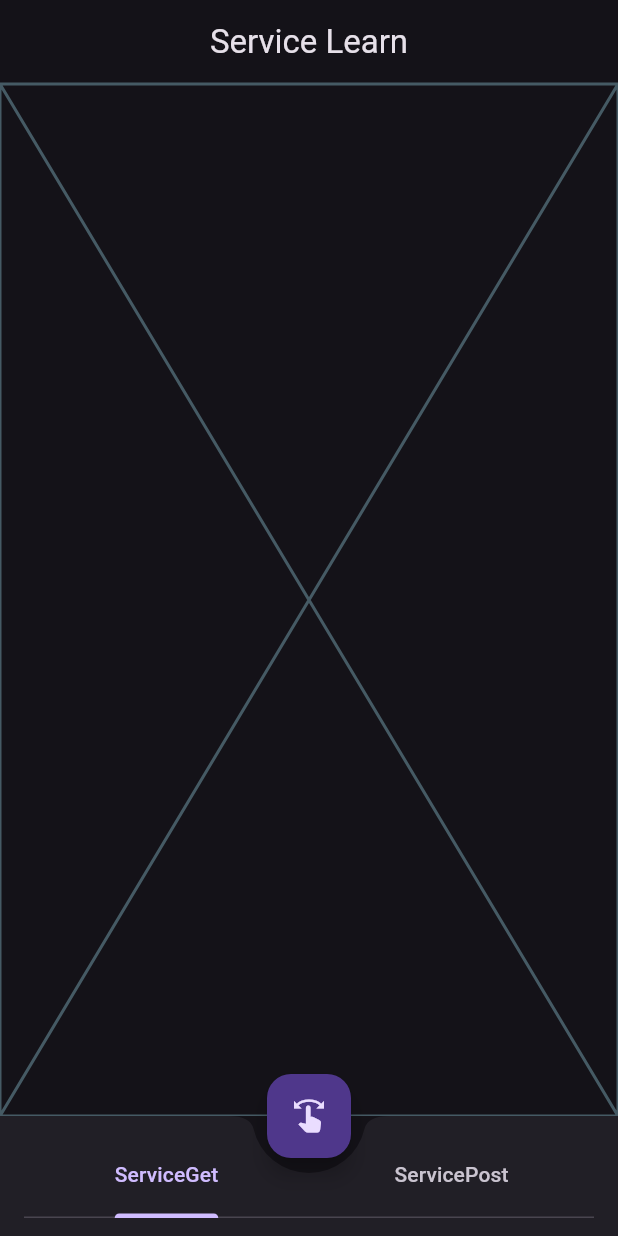
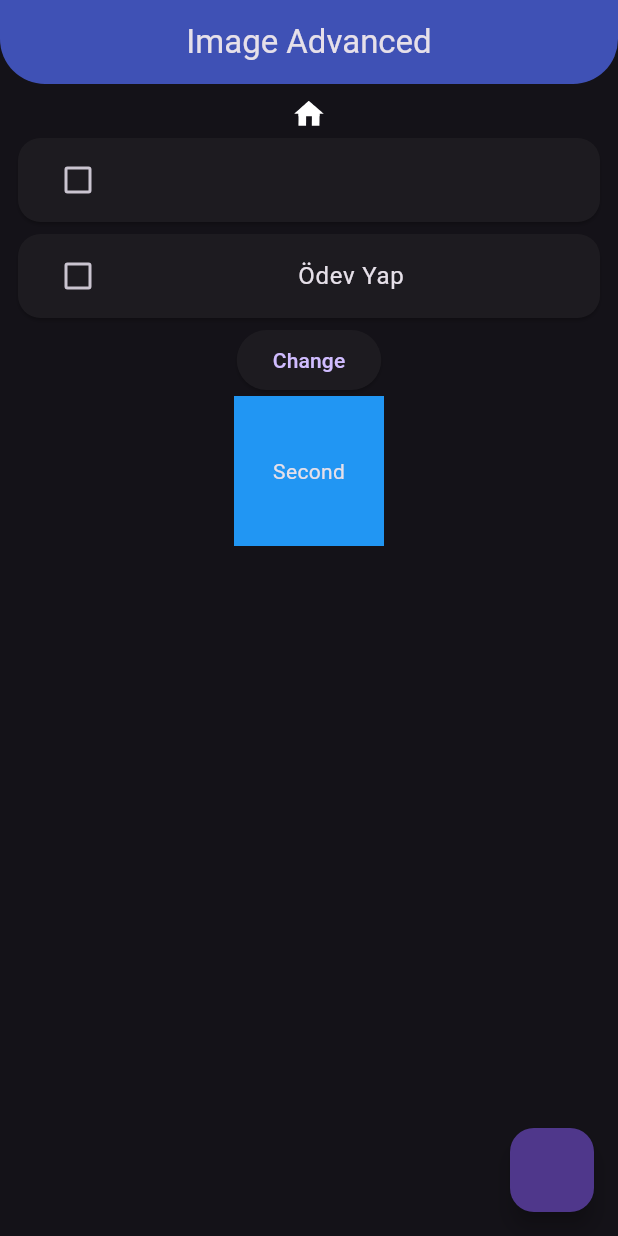
Before and after one commit to Furkanncm/Flutter-Learn, a Flutter app: the screen it shows after launch, on a phone screen of 412 x 824 dp. Run offline on Flutter 3.47's test engine with Material 3 defaults, Android fonts, the phone set to English and light mode, and no system bars; our stand-ins replace dio.

Commit message:
chore: Animateed learned & Update network manager in ServiceLearn to use base URL

```diff
--- /dev/null
+++ b/furkann/lib/202/image_learn_advance.dart
@@ -0,0 +1,137 @@
+import 'package:flutter/material.dart';
+import 'package:flutter/services.dart';
+import 'package:furkann/101/randomPage.dart';
+
+class ImageAdvanced extends StatefulWidget {
+  const ImageAdvanced({super.key});
+
+  @override
+  State<ImageAdvanced> createState() => ImageAdvancedState();
+}
+
+class ImageAdvancedState extends State<ImageAdvanced>
+    with TickerProviderStateMixin {
+  late AnimationController _controller;
+  bool _isVisible = false;
+  bool _isOpacity = false;
+  bool _isComplete = false;
+  bool _isComplete2 = false;
+
+  void _changeVisibility() {
+    setState(() {
+      _isVisible = !_isVisible;
+      _controller.animateTo(_isVisible ? 1 : 0);
+    });
+  }
+
+  void _changeOpacity() {
+    setState(() {
+      _isOpacity = !_isOpacity;
+    });
+  }
+
+  @override
+  void initState() {
+    super.initState();
+    _controller =
+        AnimationController(vsync: this, duration: DurationUtils()._duration);
+  }
+
+  @override
+  Widget build(BuildContext context) {
+    return Scaffold(
+      appBar: AppBar(title: const Text('Image Advanced')),
+      body: Padding(
+        padding: const EdgeInsets.all(8.0),
+        child: Column(
+          children: [
+            //_ImageEnum.indir.getImage(),
+            //_ImageEnum.dog.getImage(),
+            AnimatedIcon(icon: AnimatedIcons.home_menu, progress: _controller),
+
+            Card(
+              child: ListTile(
+                leading: Checkbox.adaptive(
+                    value: _isComplete,
+                    onChanged: (bool? isCompleted) {
+                      setState(() {
+                        _isComplete = isCompleted ?? false;
+                        _changeOpacity();
+                      });
+                    }),
+                title: AnimatedOpacity(
+                  opacity: _isOpacity ? 1 : 0,
+                  duration: DurationUtils()._duration,
+                  child: Text("Furkan"),
+                ),
+              ),
+            ),
+            Card(
+                child: ListTile(
+              title: AnimatedSwitcher(
+                key: ValueKey<bool>(_isComplete2),
+                duration: DurationUtils()._duration,
+                child: Text(
+                  "Ödev Yap",
+                  style: TextStyle(
+                    decoration: _isComplete2
+                        ? TextDecoration.lineThrough
+                        : TextDecoration.none,
+                  ),
+                ),
+              ),
+              leading: Checkbox.adaptive(
+                  value: _isComplete2,
+                  onChanged: (bool? isCompleted) {
+                    setState(() {
+                      _isComplete2 = isCompleted ?? false;
+                    });
+                  }),
+            )),
+            ElevatedButton(
+                onPressed: () {
+                  _changeOpacity();
+                },
+                child: Text("Change")),
+            // AnimatedCrossFade with different widgets to prevent infinite loop
+            AnimatedCrossFade(
+              firstChild: Container(
+                color: Colors.red,
+                width: 100,
+                height: 100,
+                child: Center(child: Text('First')),
+              ),
+              secondChild: Container(
+                color: Colors.blue,
+                width: 100,
+                height: 100,
+                child: Center(child: Text('Second')),
+              ),
+              crossFadeState: (_isVisible
+                  ? CrossFadeState.showFirst
+                  : CrossFadeState.showSecond),
+              duration: DurationUtils()._duration,
+            )
+          ],
+        ),
+      ),
+      floatingActionButton: FloatingActionButton(
+        onPressed: () {
+          _changeVisibility();
+        },
+      ),
+    );
+  }
+}
+
+enum _ImageEnum { indir, dog }
+
+extension _ImageExtension on _ImageEnum {
+  Widget getImage() {
+    return Image.asset("asset/${name}.png"); // Correct path
+  }
+}
+
+class DurationUtils {
+  final Duration _duration = Duration(seconds: 3);
+}
--- a/furkann/lib/202/model_learn.dart
+++ b/furkann/lib/202/model_learn.dart
@@ -1,5 +1,3 @@
-import 'package:flutter/material.dart';
-
 class PostModel12 {
    int _UserId;
    int _id;
--- a/furkann/lib/202/service/comment_learn_view.dart
+++ b/furkann/lib/202/service/comment_learn_view.dart
@@ -39,9 +39,9 @@ class _CommentLearnViewState extends State<CommentLearnView> {
     return Scaffold(
       appBar: AppBar(),
       body: _isLoading
-          ? Center(child: CircularProgressIndicator())
+          ? const Center(child: CircularProgressIndicator())
           : _items == null
-              ? Center(child: Text("No data found"))
+              ? const Center(child: Text("No data found"))
               : ListView.builder(
                   itemCount: 1,
                   itemBuilder: (context, index) {
--- a/furkann/lib/202/service/service_get_view.dart
+++ b/furkann/lib/202/service/service_get_view.dart
@@ -42,13 +42,13 @@ class _ServiceLearnState extends State<ServiceLearn> {
   Widget build(BuildContext context) {
     return Scaffold(
       appBar: AppBar(
-        title: _isLoading ? Text("Furkan") : Text("Service Learn"),
+        title: _isLoading ?const Text("Furkan") :const Text("Service Learn"),
         actions: [
-          _isLoading ? CircularProgressIndicator.adaptive() : SizedBox.shrink()
+          _isLoading ? const CircularProgressIndicator.adaptive() : const SizedBox.shrink()
         ],
       ),
       body: _items == null
-          ? Placeholder()
+          ? const Placeholder()
           : Padding(
               padding: const EdgeInsets.all(8.0),
               child: ListView.builder(
--- a/furkann/lib/202/service/service_view.dart
+++ b/furkann/lib/202/service/service_view.dart
@@ -1,6 +1,4 @@
 import 'package:flutter/material.dart';
-import 'package:furkann/202/service/comment_learn_view.dart';
-
 import 'package:furkann/202/service/service_get_view.dart';
 import 'package:furkann/202/service/service_post_view.dart';
 
@@ -29,8 +27,8 @@ class _ServiceViewState extends State<ServiceView>
         child: Scaffold(
           body: TabBarView(
             controller: _kontroller,
-            physics: NeverScrollableScrollPhysics(),
-            children: [ServiceLearn(), ServicePostModel()],
+            physics: const NeverScrollableScrollPhysics(),
+            children: const [ServiceLearn(), ServicePostModel()],
           ),
           floatingActionButton: FloatingActionButton(
             onPressed: () {
@@ -40,7 +38,7 @@ class _ServiceViewState extends State<ServiceView>
                 _kontroller.animateTo(1);
               }
             },
-            child: Icon(Icons.swipe),
+            child: const Icon(Icons.swipe),
           ),
           floatingActionButtonLocation:
               FloatingActionButtonLocation.centerDocked,
--- a/furkann/lib/product/main.dart
+++ b/furkann/lib/product/main.dart
@@ -1,39 +1,11 @@
-// ignore_for_file: unused_import
-
 import 'package:flutter/material.dart';
 import 'package:flutter/services.dart';
-import 'package:furkann/101/appBar.dart';
-import 'package:furkann/101/button.dart';
-import 'package:furkann/101/card.dart';
-import 'package:furkann/101/color_picker.dart';
-import 'package:furkann/101/customTextField.dart';
-import 'package:furkann/101/custom_widget.dart';
-import 'package:furkann/101/food.dart';
-import 'package:furkann/101/lifeCycle_learn.dart';
-import 'package:furkann/101/listView_learn.dart';
-import 'package:furkann/101/mainFood.dart';
-import 'package:furkann/101/pageView_learn.dart';
-import 'package:furkann/101/stateful_learn.dart';
-import 'package:furkann/202/service/exp_get_view.dart';
-
-import 'package:furkann/202/service/service_post_view.dart';
-import 'package:furkann/202/service/service_view.dart';
-import 'package:furkann/202/tab.dart';
-import 'package:furkann/202/tab.dart';
-import 'package:furkann/demos/collection_demo.dart';
-import 'package:furkann/demos/color_demo_view.dart';
-import 'package:furkann/demos/color_life_cycle.dart';
-import 'package:furkann/demos/stack_demo_view.dart';
-import 'package:furkann/101/firstPage.dart';
-import 'package:furkann/101/listTile.dart';
-import 'package:furkann/101/randomPage.dart';
-import 'package:furkann/101/row_and_column.dart';
-import 'package:furkann/101/stack.dart';
-import 'package:furkann/101/stateles.dart';
+import 'package:furkann/202/image_learn_advance.dart';
 
 void main() {
   runApp(const MyApp());
 }
+
 
 class MyApp extends StatelessWidget {
   const MyApp({super.key});
@@ -52,14 +24,16 @@ class MyApp extends StatelessWidget {
               RoundedRectangleBorder(borderRadius: BorderRadius.circular(15)),
         ),
         appBarTheme: const AppBarTheme(
+          shape: RoundedRectangleBorder(
+              borderRadius: BorderRadius.vertical(bottom: Radius.circular(30))),
           centerTitle: true,
-          backgroundColor: Colors.transparent,
+          backgroundColor: Colors.indigo,
           elevation: 0,
           systemOverlayStyle: SystemUiOverlayStyle.light,
         ),
       ),
       debugShowCheckedModeBanner: false,
-      home: ServiceView(),
+      home: ImageAdvanced(),
     );
   }
 }
--- a/furkann/pubspec.yaml
+++ b/furkann/pubspec.yaml
@@ -62,6 +62,7 @@ flutter:
   # To add assets to your application, add an assets section, like this:
   assets:
     - asset/indir.png
+    - asset/dog.png
 
   # An image asset can refer to one or more resolution-specific "variants", see
   # https://flutter.dev/assets-and-images/#resolution-aware
```
Also changed, not shown: furkann/lib/202/MyService/postServiceView.dart (added, +83 -0 lines), furkann/lib/202/MyService/updateServiceView.dart (added, +57 -0 lines), furkann/lib/202/service/postService.dart (+37 -0 lines), furkann/lib/202/service/service_post_view.dart (+6 -6 lines), furkann/asset/dog.png (renamed from furkann/asset/237-536x354.jpg), 1 other file.
